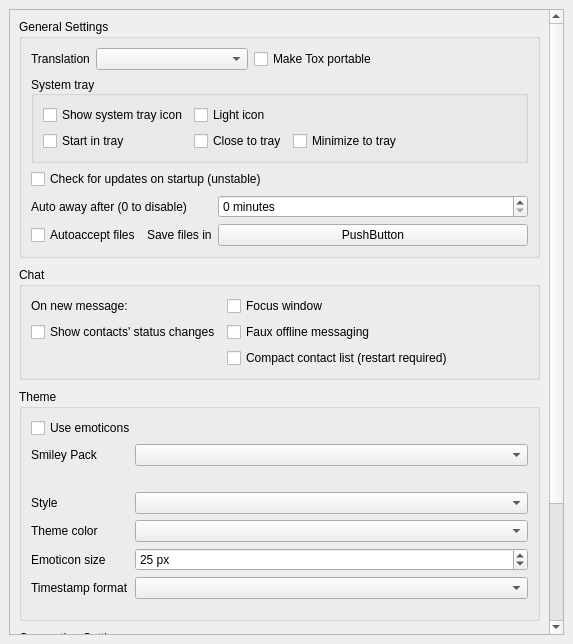
Above: src/widget/form/settings/generalsettings.ui from qTox/qTox before the change. Below: the same form after it.
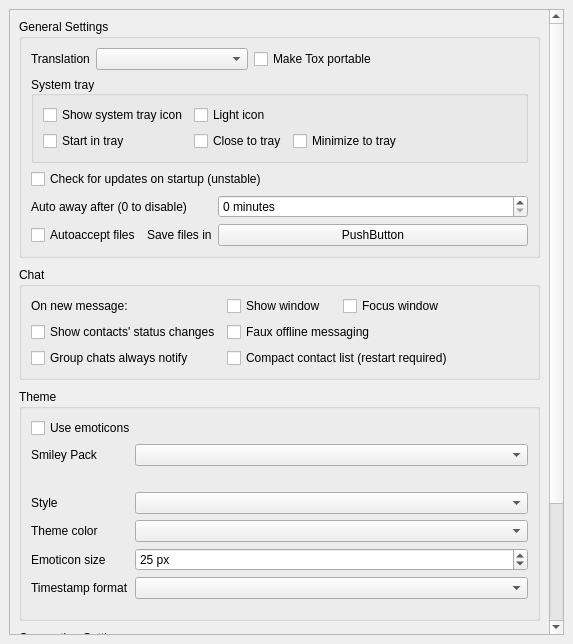
That is the form after the change.

Commit message: Separate setting to show window on new message (without focusing window) Setting to always notify on messages in group chats (like normal chats) Check for mentioned name only triggers if name is not in the middle of other word

What changed in the file:
```diff
--- a/src/widget/form/settings/generalsettings.ui
+++ b/src/widget/form/settings/generalsettings.ui
@@ -275,6 +275,13 @@
           <string>Chat</string>
          </property>
          <layout class="QGridLayout" name="gridLayout" columnstretch="0,0,0">
+          <item row="3" column="0">
+           <widget class="QCheckBox" name="groupAlwaysNotify">
+            <property name="text">
+             <string>Group chats always notify</string>
+            </property>
+           </widget>
+          </item>
           <item row="2" column="0">
            <widget class="QCheckBox" name="statusChanges">
             <property name="text">
@@ -294,6 +301,13 @@
             <property name="topMargin">
              <number>0</number>
             </property>
+            <item>
+             <widget class="QCheckBox" name="showWindow">
+              <property name="text">
+               <string>Show window</string>
+              </property>
+             </widget>
+            </item>
             <item>
              <widget class="QCheckBox" name="showInFront">
               <property name="text">
```
Left out of the diff: 16 changed lines with no effect on the pictures. The commit also changes 6 other files.
